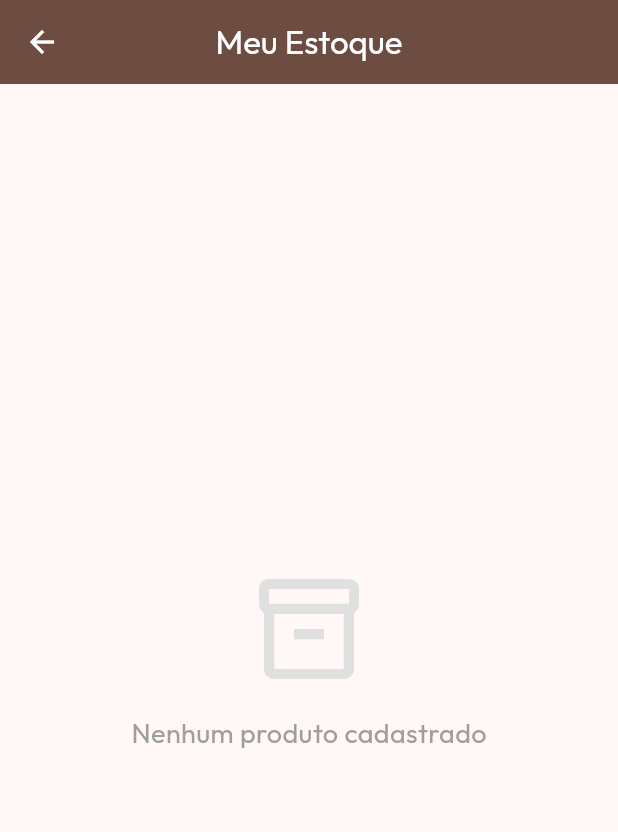
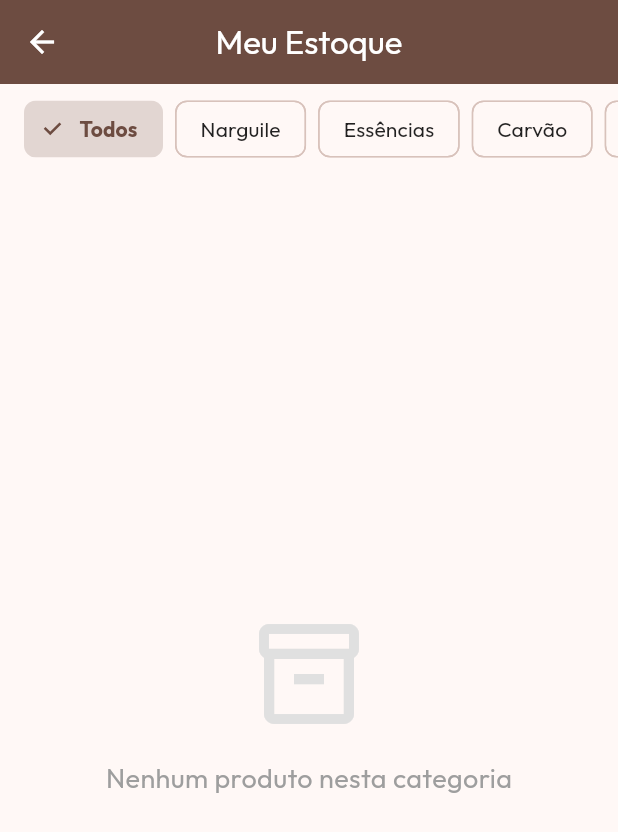
Before and after one commit to caiofrk/SMART_PDV, a Flutter app: the InventoryScreen screen opened directly, on a phone screen of 412 x 824 dp. Shown: the top 832 px of the screen. Run offline on Flutter 3.47's test engine with Material 3 defaults, Android fonts, the phone set to English and light mode, and no system bars; our stand-ins replace google_fonts, image_picker, pdf, printing, sqflite; missing offline and left inert: mobile_scanner; accounts and stored records are empty.

Commit message:
Add product categories with database schema update and inventory filtering

```diff
--- a/lib/models/product.dart
+++ b/lib/models/product.dart
@@ -5,6 +5,7 @@ class Product {
   final double price;
   final int stockQuantity;
   final String? imagePath;
+  final String? category;
 
   Product({
     this.id,
@@ -13,6 +14,7 @@ class Product {
     required this.price,
     required this.stockQuantity,
     this.imagePath,
+    this.category,
   });
 
   Map<String, dynamic> toMap() {
@@ -23,6 +25,7 @@ class Product {
       'price': price,
       'stockQuantity': stockQuantity,
       'imagePath': imagePath,
+      'category': category,
     };
   }
 
@@ -34,6 +37,7 @@ class Product {
       price: map['price'],
       stockQuantity: map['stockQuantity'],
       imagePath: map['imagePath'],
+      category: map['category'],
     );
   }
 
@@ -44,6 +48,7 @@ class Product {
     double? price,
     int? stockQuantity,
     String? imagePath,
+    String? category,
   }) {
     return Product(
       id: id ?? this.id,
@@ -52,6 +57,7 @@ class Product {
       price: price ?? this.price,
       stockQuantity: stockQuantity ?? this.stockQuantity,
       imagePath: imagePath ?? this.imagePath,
+      category: category ?? this.category,
     );
   }
 }
--- a/lib/providers/product_provider.dart
+++ b/lib/providers/product_provider.dart
@@ -6,8 +6,33 @@ class ProductProvider with ChangeNotifier {
   List<Product> _products = [];
   bool _isLoading = false;
   final int lowStockThreshold = 5; // Default threshold
+  String _selectedCategory = 'Todos';
 
-  List<Product> get products => [..._products];
+  final List<String> categories = [
+    'Todos',
+    'Narguile',
+    'Essências',
+    'Carvão',
+    'Isqueiros',
+    'Charutos',
+    'Juices',
+    'Vapes',
+    'Acessórios',
+    'Outros'
+  ];
+
+  List<Product> get products {
+    if (_selectedCategory == 'Todos') return [..._products];
+    return _products.where((p) => p.category == _selectedCategory).toList();
+  }
+
+  String get selectedCategory => _selectedCategory;
+
+  void setCategory(String category) {
+    _selectedCategory = category;
+    notifyListeners();
+  }
+
   bool get isLoading => _isLoading;
 
   List<Product> get lowStockProducts => _products.where((p) => p.stockQuantity <= lowStockThreshold).toList();
--- a/lib/screens/inventory_screen.dart
+++ b/lib/screens/inventory_screen.dart
@@ -32,29 +32,66 @@ class _InventoryScreenState extends State<InventoryScreen> {
             return const Center(child: CircularProgressIndicator());
           }
 
-          if (provider.products.isEmpty) {
-            return Center(
+          return Column(
+            children: [
+              _buildCategoryFilters(provider),
+              Expanded(
+                child: provider.products.isEmpty
+                    ? Center(
                         child: Column(
                           mainAxisAlignment: MainAxisAlignment.center,
                           children: [
-                  Icon(Icons.inventory_2_outlined, size: 80, color: Colors.grey.shade300),
+                            Icon(Icons.inventory_2_outlined,
+                                size: 80, color: Colors.grey.shade300),
                             const SizedBox(height: 16),
                             Text(
-                    'Nenhum produto cadastrado',
-                    style: TextStyle(color: Colors.grey.shade500, fontSize: 18),
+                              'Nenhum produto nesta categoria',
+                              style: TextStyle(
+                                  color: Colors.grey.shade500, fontSize: 18),
                             ),
                           ],
                         ),
-            );
-          }
-
-          return ListView.builder(
+                      )
+                    : ListView.builder(
                         padding: const EdgeInsets.all(16),
                         itemCount: provider.products.length,
                         itemBuilder: (context, index) {
                           final product = provider.products[index];
                           return _buildProductCard(product);
                         },
+                      ),
+              ),
+            ],
+          );
+        },
+      ),
+    );
+  }
+
+  Widget _buildCategoryFilters(ProductProvider provider) {
+    return Container(
+      height: 60,
+      padding: const EdgeInsets.symmetric(vertical: 8),
+      child: ListView.builder(
+        scrollDirection: Axis.horizontal,
+        padding: const EdgeInsets.symmetric(horizontal: 16),
+        itemCount: provider.categories.length,
+        itemBuilder: (context, index) {
+          final category = provider.categories[index];
+          final isSelected = provider.selectedCategory == category;
+          return Padding(
+            padding: const EdgeInsets.only(right: 8),
+            child: FilterChip(
+              label: Text(category),
+              selected: isSelected,
+              onSelected: (_) => provider.setCategory(category),
+              selectedColor: Theme.of(context).colorScheme.primary.withOpacity(0.2),
+              checkmarkColor: Theme.of(context).colorScheme.primary,
+              labelStyle: TextStyle(
+                color: isSelected ? Theme.of(context).colorScheme.primary : Colors.black87,
+                fontWeight: isSelected ? FontWeight.bold : FontWeight.normal,
+              ),
+            ),
           );
         },
       ),
@@ -90,6 +127,19 @@ class _InventoryScreenState extends State<InventoryScreen> {
         subtitle: Column(
           crossAxisAlignment: CrossAxisAlignment.start,
           children: [
+            if (product.category != null)
+              Container(
+                margin: const EdgeInsets.only(top: 4, bottom: 4),
+                padding: const EdgeInsets.symmetric(horizontal: 8, vertical: 2),
+                decoration: BoxDecoration(
+                  color: Colors.brown.shade50,
+                  borderRadius: BorderRadius.circular(4),
+                ),
+                child: Text(
+                  product.category!,
+                  style: TextStyle(fontSize: 10, color: Colors.brown.shade700),
+                ),
+              ),
             Text('Código: ${product.barcode ?? "N/A"}'),
             Text(
               'Estoque: ${product.stockQuantity}',
--- a/lib/services/database_helper.dart
+++ b/lib/services/database_helper.dart
@@ -35,7 +35,8 @@ class DatabaseHelper {
         barcode TEXT,
         price REAL NOT NULL,
         stockQuantity INTEGER NOT NULL,
-        imagePath TEXT
+        imagePath TEXT,
+        category TEXT
       )
     ''');
 
```
Also changed, not shown: lib/screens/add_product_screen.dart (+25 -0 lines). Lines whose indentation alone changed are shown as unchanged.
